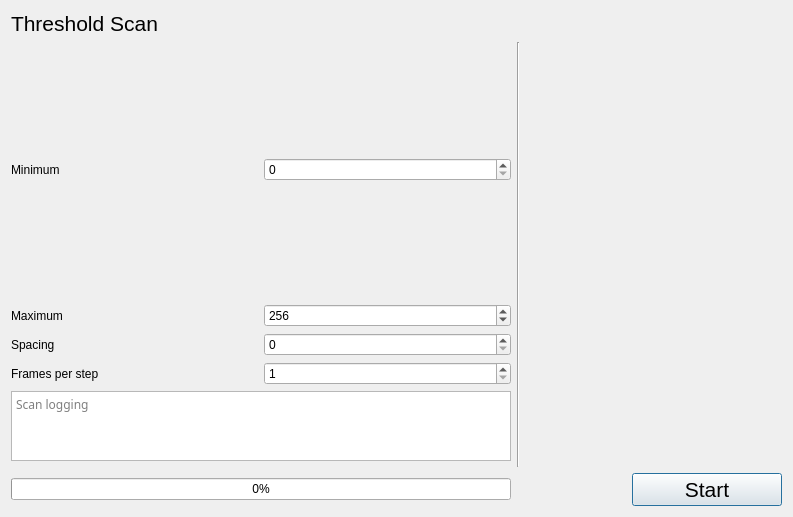
Above: SpidrMpx3Eq/thresholdscan.ui from navrit/dexter before the change. Below: the same form after it.
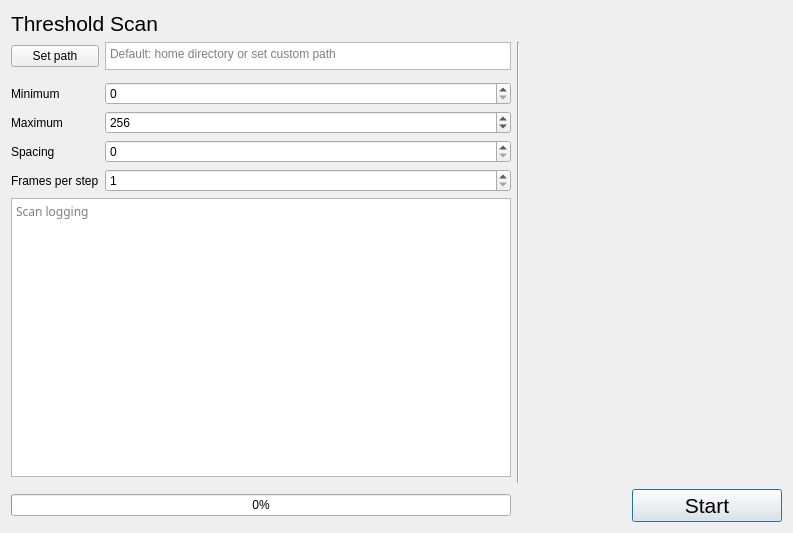
That is the form after the change. Custom widgets are drawn as their Qt base class.

Commit message: Threshold scan working except summing...

Patch:
```diff
--- a/SpidrMpx3Eq/thresholdscan.ui
+++ b/SpidrMpx3Eq/thresholdscan.ui
@@ -6,8 +6,8 @@
    <rect>
     <x>0</x>
     <y>0</y>
-    <width>615</width>
-    <height>306</height>
+    <width>791</width>
+    <height>533</height>
    </rect>
   </property>
   <property name="windowTitle">
@@ -16,22 +16,11 @@
   <layout class="QVBoxLayout" name="verticalLayout">
    <item>
     <layout class="QGridLayout" name="gridLayout">
-     <item row="1" column="2" rowspan="6">
-      <widget class="Line" name="line_2">
-       <property name="orientation">
-        <enum>Qt::Vertical</enum>
-       </property>
-      </widget>
-     </item>
-     <item row="7" column="0" colspan="2">
-      <widget class="QProgressBar" name="progressBar">
-       <property name="value">
-        <number>0</number>
-       </property>
-      </widget>
-     </item>
-     <item row="4" column="1">
+     <item row="6" column="1">
       <widget class="QSpinBox" name="spinBox_framesPerStep">
+       <property name="enabled">
+        <bool>true</bool>
+       </property>
        <property name="minimum">
         <number>1</number>
        </property>
@@ -43,27 +32,8 @@
        </property>
       </widget>
      </item>
-     <item row="2" column="1">
-      <widget class="QSpinBox" name="spinBox_maximum">
-       <property name="minimum">
-        <number>1</number>
-       </property>
-       <property name="maximum">
-        <number>511</number>
-       </property>
-       <property name="value">
-        <number>256</number>
-       </property>
-      </widget>
-     </item>
-     <item row="3" column="1">
-      <widget class="QSpinBox" name="spinBox_spacing">
-       <property name="minimum">
-        <number>0</number>
-       </property>
-       <property name="maximum">
-        <number>510</number>
-       </property>
+     <item row="9" column="0" colspan="2">
+      <widget class="QProgressBar" name="progressBar">
        <property name="value">
         <number>0</number>
        </property>
@@ -81,14 +51,53 @@
        </property>
       </widget>
      </item>
-     <item row="2" column="0">
-      <widget class="QLabel" name="label_2">
+     <item row="1" column="1">
+      <widget class="QTextEdit" name="textEdit_path">
+       <property name="maximumSize">
+        <size>
+         <width>16777215</width>
+         <height>28</height>
+        </size>
+       </property>
+       <property name="readOnly">
+        <bool>true</bool>
+       </property>
+       <property name="placeholderText">
+        <string>Default: home directory or set custom path</string>
+       </property>
+      </widget>
+     </item>
+     <item row="4" column="1">
+      <widget class="QSpinBox" name="spinBox_maximum">
+       <property name="minimum">
+        <number>1</number>
+       </property>
+       <property name="maximum">
+        <number>511</number>
+       </property>
+       <property name="value">
+        <number>256</number>
+       </property>
+      </widget>
+     </item>
+     <item row="3" column="0">
+      <widget class="QLabel" name="label">
        <property name="text">
-        <string>Maximum</string>
+        <string>Minimum</string>
        </property>
       </widget>
      </item>
-     <item row="5" column="0" colspan="2">
+     <item row="6" column="0">
+      <widget class="QLabel" name="label_4">
+       <property name="enabled">
+        <bool>true</bool>
+       </property>
+       <property name="text">
+        <string>Frames per step</string>
+       </property>
+      </widget>
+     </item>
+     <item row="7" column="0" colspan="2">
       <widget class="QTextEdit" name="textEdit_log">
        <property name="minimumSize">
         <size>
@@ -112,21 +121,57 @@
        </property>
       </widget>
      </item>
-     <item row="4" column="0">
-      <widget class="QLabel" name="label_4">
+     <item row="1" column="0">
+      <widget class="QPushButton" name="pushButton_setPath">
        <property name="text">
-        <string>Frames per step</string>
+        <string>Set path</string>
        </property>
       </widget>
      </item>
-     <item row="3" column="0">
+     <item row="1" column="2" rowspan="8">
+      <widget class="Line" name="line_2">
+       <property name="orientation">
+        <enum>Qt::Vertical</enum>
+       </property>
+      </widget>
+     </item>
+     <item row="5" column="1">
+      <widget class="QSpinBox" name="spinBox_spacing">
+       <property name="minimum">
+        <number>0</number>
+       </property>
+       <property name="maximum">
+        <number>510</number>
+       </property>
+       <property name="value">
+        <number>0</number>
+       </property>
+      </widget>
+     </item>
+     <item row="1" column="3" rowspan="7">
+      <widget class="QCstmPlotHeatmap" name="framePlot" native="true">
+       <property name="sizePolicy">
+        <sizepolicy hsizetype="Expanding" vsizetype="Expanding">
+         <horstretch>0</horstretch>
+         <verstretch>0</verstretch>
+        </sizepolicy>
+       </property>
+       <property name="minimumSize">
+        <size>
+         <width>256</width>
+         <height>256</height>
+        </size>
+       </property>
+      </widget>
+     </item>
+     <item row="5" column="0">
       <widget class="QLabel" name="label_3">
        <property name="text">
         <string>Spacing</string>
        </property>
       </widget>
      </item>
-     <item row="1" column="1">
+     <item row="3" column="1">
       <widget class="QSpinBox" name="spinBox_minimum">
        <property name="enabled">
         <bool>true</bool>
@@ -136,27 +181,14 @@
        </property>
       </widget>
      </item>
-     <item row="3" column="3">
-      <spacer name="horizontalSpacer">
-       <property name="orientation">
-        <enum>Qt::Horizontal</enum>
-       </property>
-       <property name="sizeHint" stdset="0">
-        <size>
-         <width>40</width>
-         <height>20</height>
-        </size>
-       </property>
-      </spacer>
-     </item>
-     <item row="1" column="0">
-      <widget class="QLabel" name="label">
+     <item row="4" column="0">
+      <widget class="QLabel" name="label_2">
        <property name="text">
-        <string>Minimum</string>
+        <string>Maximum</string>
        </property>
       </widget>
      </item>
-     <item row="7" column="3">
+     <item row="9" column="3">
       <widget class="QPushButton" name="button_startStop">
        <property name="maximumSize">
         <size>
@@ -183,16 +215,6 @@
        </property>
       </widget>
      </item>
-     <item row="1" column="3">
-      <widget class="QCstmPlotHeatmap" name="framePlot" native="true">
-       <property name="minimumSize">
-        <size>
-         <width>256</width>
-         <height>256</height>
-        </size>
-       </property>
-      </widget>
-     </item>
     </layout>
    </item>
   </layout>
```
The commit also changes 2 other files.
